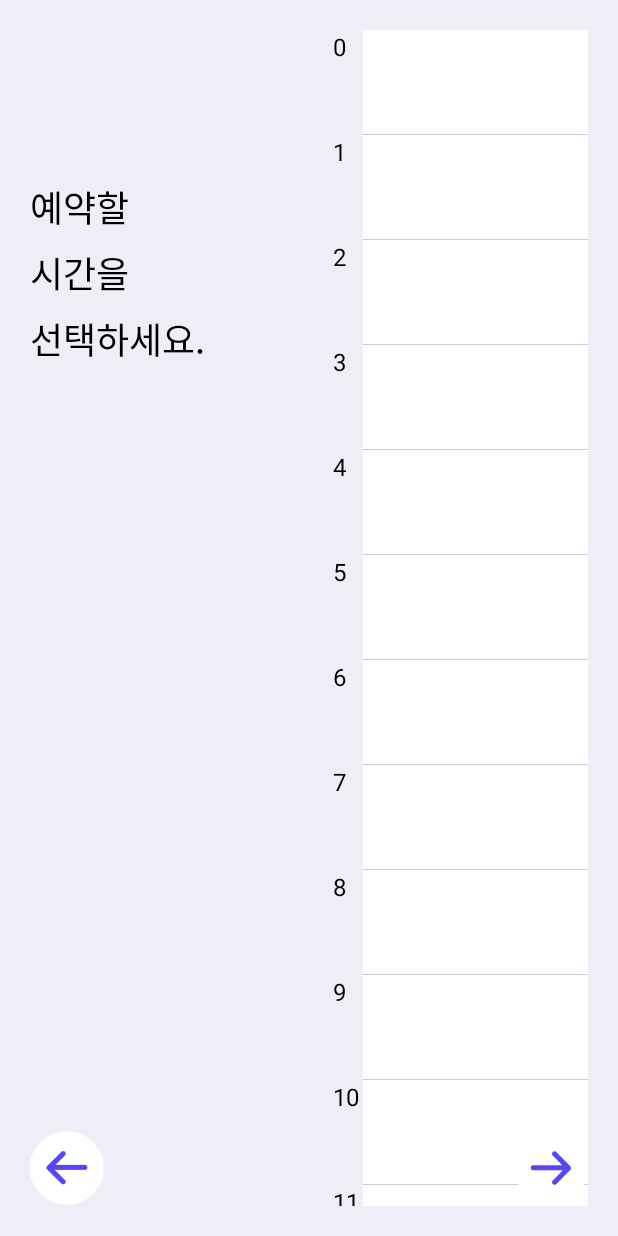
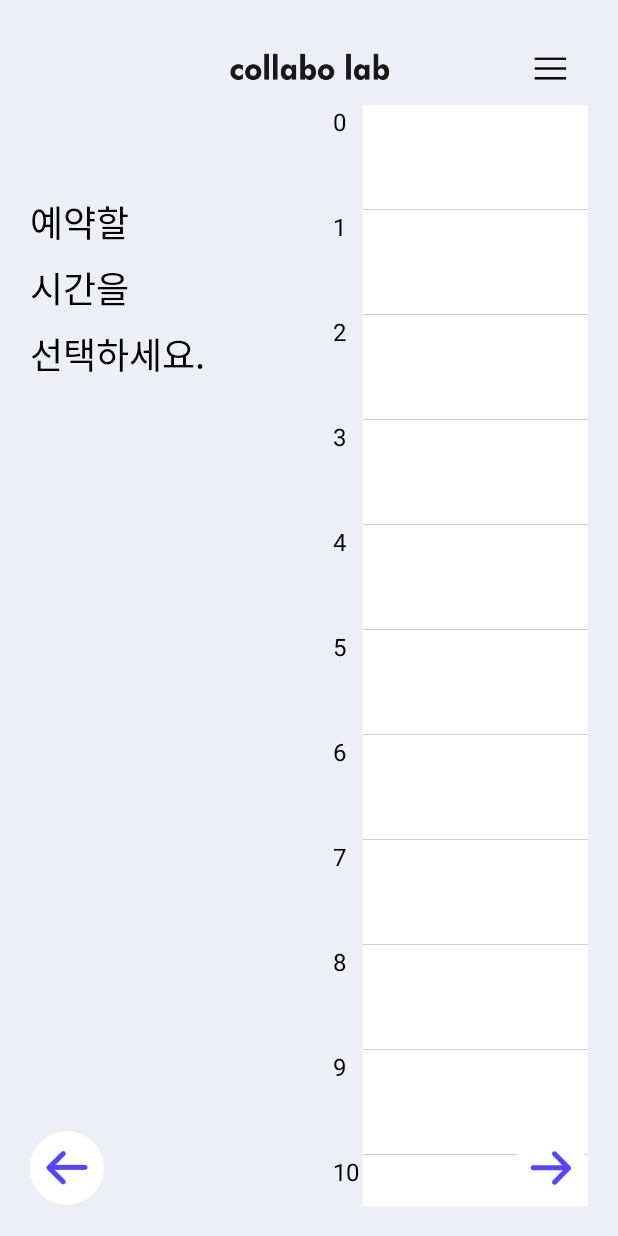
Before and after one commit to qpab7722/collabolab, an Android app: the ChooseTImeActivity screen opened directly, with no data from a screen before it, on a phone screen of 412 x 824 dp. Run offline under Robolectric (Android 15) with nearby library versions, the phone set to English and light mode, and no system bars; 3 statements that could not run were skipped.

Commit message:
clean up

```diff
--- a/app/src/main/java/com/collabolab/SetTypeActivity.java
+++ b/app/src/main/java/com/collabolab/SetTypeActivity.java
@@ -32,8 +32,6 @@ import java.net.MalformedURLException;
 import java.net.URL;
 import java.util.ArrayList;
 import java.util.Iterator;
-
-import de.hdodenhof.circleimageview.CircleImageView;
 
 public class SetTypeActivity extends Activity {
 
@@ -164,25 +162,25 @@ public class SetTypeActivity extends Activity {
                 Log.e("type",selectedType.size()+"   추가 ");
             }
             if (button.getId()==R.id.btn_typebeam && !button.isSelected())
+                button.setBackground(getResources().getDrawable(R.drawable.beam_off));
+            else if (button.getId()==R.id.btn_typebeam && button.isSelected())
                 button.setBackground(getResources().getDrawable(R.drawable.beam_on));
-            else if (button.getId()==R.id.btn_typebeam && button.isSelected())
-                button.setBackground(getResources().getDrawable(R.drawable.beam_off));
             else if (button.getId()==R.id.btn_typeboard && !button.isSelected())
+                button.setBackground(getResources().getDrawable(R.drawable.board_off));
+            else if (button.getId()==R.id.btn_typeboard && button.isSelected())
                 button.setBackground(getResources().getDrawable(R.drawable.board_on));
-            else if (button.getId()==R.id.btn_typeboard && button.isSelected())
-                button.setBackground(getResources().getDrawable(R.drawable.board_off));
             else if (button.getId()==R.id.btn_typecom && !button.isSelected())
+                button.setBackground(getResources().getDrawable(R.drawable.com_off));
+            else if (button.getId()==R.id.btn_typecom && button.isSelected())
                 button.setBackground(getResources().getDrawable(R.drawable.com_on));
-            else if (button.getId()==R.id.btn_typecom && button.isSelected())
-                button.setBackground(getResources().getDrawable(R.drawable.com_off));
             else if (button.getId()==R.id.btn_typefilm && !button.isSelected())
+                button.setBackground(getResources().getDrawable(R.drawable.camera_off));
+            else if (button.getId()==R.id.btn_typefilm && button.isSelected())
                 button.setBackground(getResources().getDrawable(R.drawable.camera_on));
-            else if (button.getId()==R.id.btn_typefilm && button.isSelected())
-                button.setBackground(getResources().getDrawable(R.drawable.camera_off));
             else if (button.getId()==R.id.btn_typeopen && !button.isSelected())
+                button.setBackground(getResources().getDrawable(R.drawable.open_off));
+            else if (button.getId()==R.id.btn_typeopen && button.isSelected())
                 button.setBackground(getResources().getDrawable(R.drawable.open_on));
-            else if (button.getId()==R.id.btn_typeopen && button.isSelected())
-                button.setBackground(getResources().getDrawable(R.drawable.open_off));
         }};
 
     private void updateVIew(){
--- a/app/src/main/res/layout/activity_choose_time.xml
+++ b/app/src/main/res/layout/activity_choose_time.xml
@@ -8,10 +8,35 @@
     android:background="@color/mainBack"
     android:padding="20dp">
 
+    <RelativeLayout
+        android:id="@+id/rl_menu"
+        android:layout_width="match_parent"
+        android:layout_height="50dp">
+        <ImageView
+            android:layout_width="wrap_content"
+            android:layout_height="20dp"
+            android:layout_centerVertical="true"
+            android:src="@drawable/txt_main"
+            android:scaleType="fitCenter"/>
+        <ImageButton
+            android:id="@+id/ib_menu"
+            android:layout_width="30dp"
+            android:layout_height="30dp"
+            android:layout_alignParentEnd="true"
+            android:layout_marginEnd="10dp"
+            android:layout_centerVertical="true"
+            android:background="@drawable/icon_menu"/>
+    </RelativeLayout>
+
+
+    <RelativeLayout
+        android:layout_width="match_parent"
+        android:layout_height="match_parent"
+        android:layout_below="@+id/rl_menu">
         <TextView
             android:layout_width="wrap_content"
             android:layout_height="wrap_content"
-        android:layout_marginTop="100dp"
+            android:layout_marginTop="60dp"
             android:text="예약할\n시간을\n선택하세요."
             android:textColor="@color/black"
             android:textSize="24sp"
@@ -38,5 +63,6 @@
             android:background="@drawable/right"
             android:layout_alignParentEnd="true"
             android:layout_alignParentBottom="true"/>
+    </RelativeLayout>
 
 </RelativeLayout>
--- a/app/src/main/res/layout/activity_type.xml
+++ b/app/src/main/res/layout/activity_type.xml
@@ -209,7 +209,7 @@
             android:layout_width="wrap_content"
             android:layout_height="wrap_content"
             android:layout_alignParentBottom="true"
-            android:layout_marginBottom="80dp"
+            android:layout_marginBottom="100dp"
             android:layout_centerHorizontal="true">
             <Button
                 android:id="@+id/btn_typebeam"
```
Lines whose indentation alone changed are shown as unchanged.
